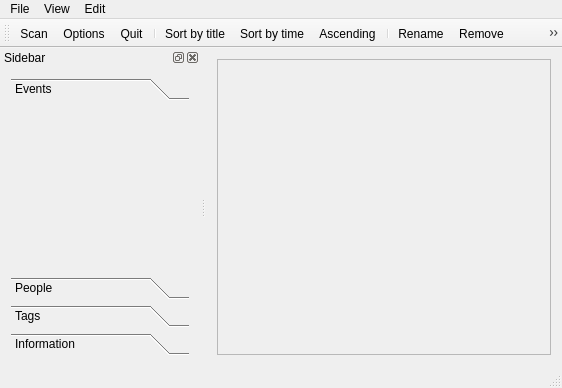
Qt form MainWindow.ui (congchenutd/myphotos) before a commit.
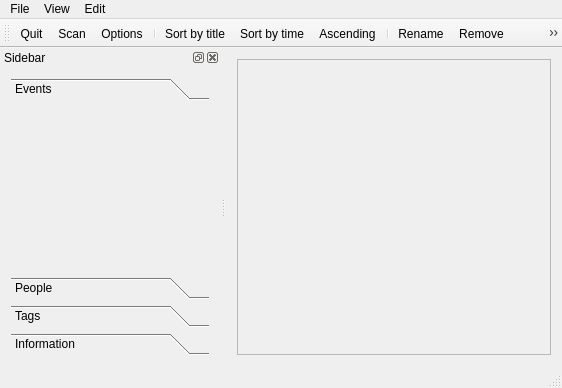
The same form after that commit. The open tabs and pages were chosen to show the change. Icons and pictures are not drawn. Custom widgets are drawn as their Qt base class.

Diff of the .ui file:
```diff
--- a/MainWindow.ui
+++ b/MainWindow.ui
@@ -29,7 +29,7 @@
         <rect>
          <x>0</x>
          <y>0</y>
-         <width>335</width>
+         <width>315</width>
          <height>275</height>
         </rect>
        </property>
@@ -89,9 +89,9 @@
    <attribute name="toolBarBreak">
     <bool>false</bool>
    </attribute>
+   <addaction name="actionQuit"/>
    <addaction name="actionScan"/>
    <addaction name="actionOptions"/>
-   <addaction name="actionQuit"/>
    <addaction name="separator"/>
    <addaction name="actionSortByTitle"/>
    <addaction name="actionSortByTime"/>
@@ -105,7 +105,7 @@
   <widget class="QDockWidget" name="dockWidget">
    <property name="minimumSize">
     <size>
-     <width>200</width>
+     <width>220</width>
      <height>258</height>
     </size>
    </property>
@@ -130,7 +130,7 @@
          <rect>
           <x>0</x>
           <y>0</y>
-          <width>176</width>
+          <width>196</width>
           <height>119</height>
          </rect>
         </property>
```
Left out of the diff: 26 changed lines with no effect on the pictures.
